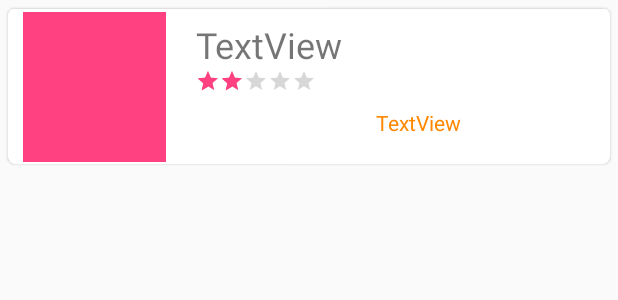
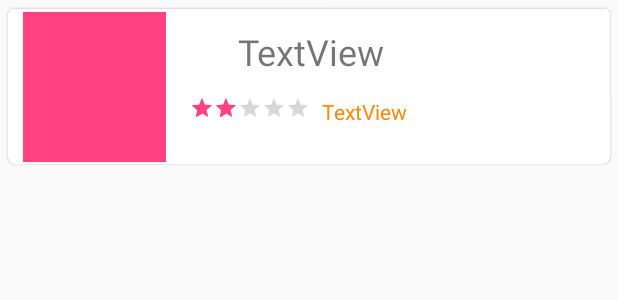
Before and after one commit to WhataDavid/DnuFoodApp, an Android app: the layout shop_item.xml on its own in the app's theme, with its tools: preview values and no code run, on a phone screen of 412 x 824 dp. Shown: the top 300 px of the screen. Run offline under Robolectric (Android 15) with nearby library versions, the phone set to English and light mode, and no system bars.

Commit message:
菜单列表完成

```diff
--- a/app/src/main/java/cn/dnui_dx602/dnuifood16110100602/adapter/ShopAdapter.java
+++ b/app/src/main/java/cn/dnui_dx602/dnuifood16110100602/adapter/ShopAdapter.java
@@ -58,6 +58,7 @@ public class ShopAdapter extends RecyclerView.Adapter<ShopAdapter.ViewHolder> {
                         editor.putString("phonenum",entity.getPhonenum());
                         editor.putString("intro",entity.getIntro());
                         editor.putString("pic",entity.getPic());
+                        editor.putString("shopid", String.valueOf(entity.getShop_id()));
 
                         editor.commit();
                         //显示店铺详情
--- a/app/src/main/java/cn/dnui_dx602/dnuifood16110100602/fragments/Fragment1.java
+++ b/app/src/main/java/cn/dnui_dx602/dnuifood16110100602/fragments/Fragment1.java
@@ -74,7 +74,7 @@ public class Fragment1 extends Fragment {
                     BufferedReader bufferedReader = new BufferedReader(inputStreamReader);
                     String line;
                     while ((line = bufferedReader.readLine()) != null) {
-                        System.out.println("返回信息"+line );
+                        System.out.println("店铺返回信息"+line );
                         shopsList = new Gson().fromJson(line, new TypeToken<List<ShopBean>>(){}.getType());
 
                         bufferedReader.close();
--- a/app/src/main/res/layout/shop_item.xml
+++ b/app/src/main/res/layout/shop_item.xml
@@ -37,43 +37,59 @@
                     android:layout_weight="1"
                     app:srcCompat="@color/colorAccent" />
 
-                <LinearLayout
+                <android.support.constraint.ConstraintLayout
                     android:id="@+id/one"
                     android:layout_width="match_parent"
                     android:layout_height="100dp"
                     android:layout_marginTop="2dp"
-                    android:layout_weight="1"
-                    android:orientation="vertical"
-                    android:paddingLeft="20dp">
+                    android:layout_weight="1">
 
                     <TextView
                         android:id="@+id/res_name"
-                        android:layout_width="wrap_content"
-                        android:layout_height="wrap_content"
-                        android:layout_marginTop="5dp"
+                        android:layout_width="135dp"
+                        android:layout_height="34dp"
+                        android:layout_marginLeft="48dp"
+                        android:layout_marginStart="48dp"
+                        android:layout_marginTop="10dp"
                         android:text="TextView"
-                        android:textSize="24sp" />
+                        android:textSize="24sp"
+                        app:layout_constraintStart_toStartOf="parent"
+                        app:layout_constraintTop_toTopOf="parent"
+                        app:layout_constraintVertical_chainStyle="packed" />
 
                     <RatingBar
                         android:id="@+id/ratingBar1"
                         style="@style/Widget.AppCompat.RatingBar.Small"
                         android:layout_width="wrap_content"
                         android:layout_height="wrap_content"
+                        android:layout_marginLeft="16dp"
+                        android:layout_marginStart="16dp"
+                        android:layout_marginTop="12dp"
                         android:minHeight="16dip"
                         android:minWidth="16dip"
                         android:numStars="5"
                         android:rating="2"
+                        app:layout_constraintStart_toStartOf="parent"
+                        app:layout_constraintTop_toBottomOf="@+id/res_name"
                         tools:isIndicator="true" />
 
                     <TextView
                         android:id="@+id/res_address"
-                        android:layout_width="208dp"
+                        android:layout_width="0dp"
                         android:layout_height="wrap_content"
-                        android:layout_marginLeft="120dp"
-                        android:layout_marginTop="10dp"
+                        android:layout_marginEnd="8dp"
+                        android:layout_marginLeft="8dp"
+                        android:layout_marginRight="8dp"
+                        android:layout_marginStart="8dp"
+                        android:layout_marginTop="4dp"
                         android:text="TextView"
-                        android:textColor="@android:color/holo_orange_dark" />
-                </LinearLayout>
+                        android:textColor="@android:color/holo_orange_dark"
+                        app:layout_constraintBottom_toBottomOf="@+id/ratingBar1"
+                        app:layout_constraintEnd_toEndOf="parent"
+                        app:layout_constraintHorizontal_bias="0.0"
+                        app:layout_constraintStart_toEndOf="@+id/ratingBar1"
+                        app:layout_constraintTop_toTopOf="@+id/ratingBar1" />
+                </android.support.constraint.ConstraintLayout>
             </LinearLayout>
         </LinearLayout>
     </android.support.v7.widget.CardView>
```
Also changed, not shown: app/src/main/java/cn/dnui_dx602/dnuifood16110100602/adapter/FoodAdapter.java (+6 -4 lines), app/src/main/java/cn/dnui_dx602/dnuifood16110100602/bean/FoodBean.java (+29 -15 lines), app/src/main/java/cn/dnui_dx602/dnuifood16110100602/controller/GetFoodByShopActivity.java (+71 -4 lines), app/src/main/res/layout/activity_get_food_by_shop.xml (+3 -5 lines).
